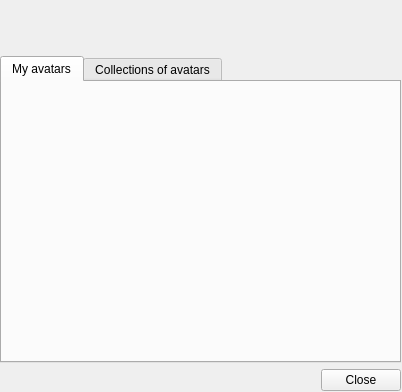
The window that ui/my_avatar.ui (gitter-badger/simplechatclient) describes before a commit, drawn with Qt 5.
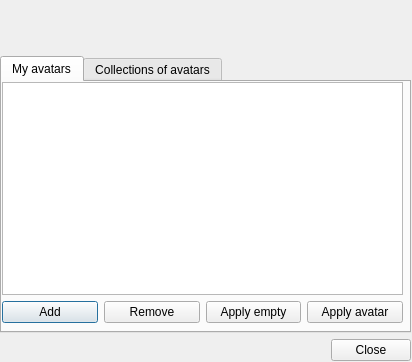
The same window after the commit.

```diff
--- a/ui/my_avatar.ui
+++ b/ui/my_avatar.ui
@@ -6,20 +6,20 @@
    <rect>
     <x>0</x>
     <y>0</y>
-    <width>402</width>
-    <height>392</height>
+    <width>412</width>
+    <height>362</height>
    </rect>
   </property>
   <property name="minimumSize">
    <size>
-    <width>402</width>
-    <height>392</height>
+    <width>412</width>
+    <height>362</height>
    </size>
   </property>
   <property name="maximumSize">
    <size>
-    <width>402</width>
-    <height>392</height>
+    <width>412</width>
+    <height>362</height>
    </size>
   </property>
   <property name="windowTitle">
@@ -30,8 +30,8 @@
     <rect>
      <x>0</x>
      <y>0</y>
-     <width>401</width>
-     <height>391</height>
+     <width>411</width>
+     <height>361</height>
     </rect>
    </property>
    <layout class="QVBoxLayout" name="verticalLayout">
@@ -80,6 +80,63 @@
        <attribute name="title">
         <string>My avatars</string>
        </attribute>
+       <widget class="QWidget" name="verticalLayoutWidget_3">
+        <property name="geometry">
+         <rect>
+          <x>0</x>
+          <y>0</y>
+          <width>401</width>
+          <height>241</height>
+         </rect>
+        </property>
+        <layout class="QVBoxLayout" name="verticalLayout_3">
+         <item>
+          <widget class="QListWidget" name="listWidget_my_avatars">
+           <property name="editTriggers">
+            <set>QAbstractItemView::NoEditTriggers</set>
+           </property>
+           <property name="movement">
+            <enum>QListView::Static</enum>
+           </property>
+           <property name="viewMode">
+            <enum>QListView::IconMode</enum>
+           </property>
+          </widget>
+         </item>
+         <item>
+          <layout class="QHBoxLayout" name="horizontalLayout_4">
+           <item>
+            <widget class="QPushButton" name="pushButton_add_avatar">
+             <property name="text">
+              <string>Add</string>
+             </property>
+            </widget>
+           </item>
+           <item>
+            <widget class="QPushButton" name="pushButton_remove_avatar">
+             <property name="text">
+              <string>Remove</string>
+             </property>
+            </widget>
+           </item>
+           <item>
+            <widget class="QPushButton" name="pushButton_set_empty_avatar1">
+             <property name="text">
+              <string>Apply empty</string>
+             </property>
+            </widget>
+           </item>
+           <item>
+            <widget class="QPushButton" name="pushButton_apply_avatar">
+             <property name="text">
+              <string>Apply avatar</string>
+             </property>
+            </widget>
+           </item>
+          </layout>
+         </item>
+        </layout>
+       </widget>
       </widget>
       <widget class="QWidget" name="tab_2">
        <attribute name="title">
```
Left out of the diff: 11 changed lines with no effect on the pictures.
